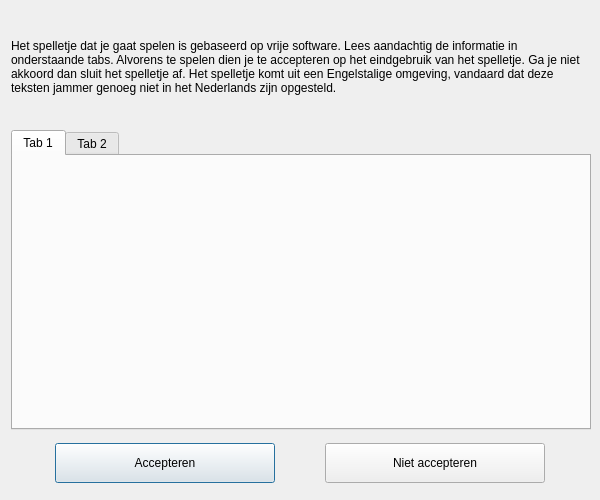
tomredant/licensedialog, file core/licensedialog.ui: the form before one commit.
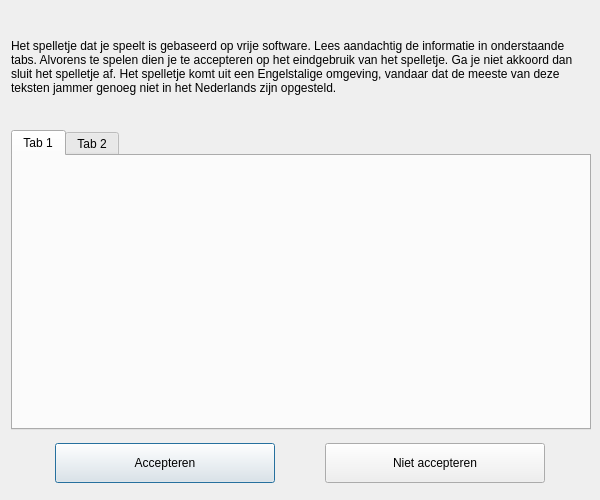
The form after the commit.

Patch:
```diff
--- a/core/licensedialog.ui
+++ b/core/licensedialog.ui
@@ -118,7 +118,7 @@
        </size>
       </property>
       <property name="text">
-       <string>Het spelletje dat je gaat spelen is gebaseerd op vrije software. Lees aandachtig de informatie in onderstaande tabs. Alvorens te spelen dien je te accepteren op het eindgebruik van het spelletje. Ga je niet akkoord dan sluit het spelletje af. Het spelletje komt uit een Engelstalige omgeving, vandaard dat deze teksten jammer genoeg niet in het Nederlands zijn opgesteld.</string>
+       <string>Het spelletje dat je speelt is gebaseerd op vrije software. Lees aandachtig de informatie in onderstaande tabs. Alvorens te spelen dien je te accepteren op het eindgebruik van het spelletje. Ga je niet akkoord dan sluit het spelletje af. Het spelletje komt uit een Engelstalige omgeving, vandaar dat de meeste van deze teksten jammer genoeg niet in het Nederlands zijn opgesteld.</string>
       </property>
       <property name="wordWrap">
        <bool>true</bool>
```
